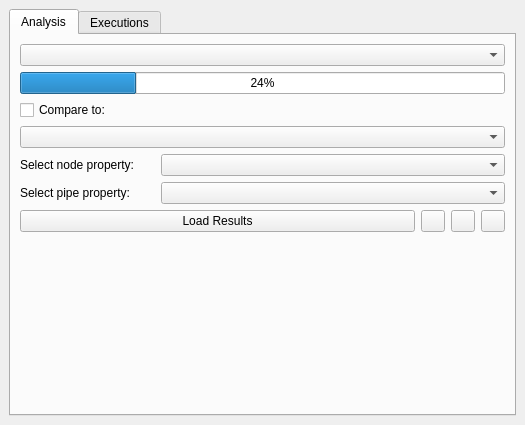
This is ui/watering_analysis_dialog.ui in Ingeniousware/QGISWaterIng as Qt 5 draws it before an edit. The edited form follows.
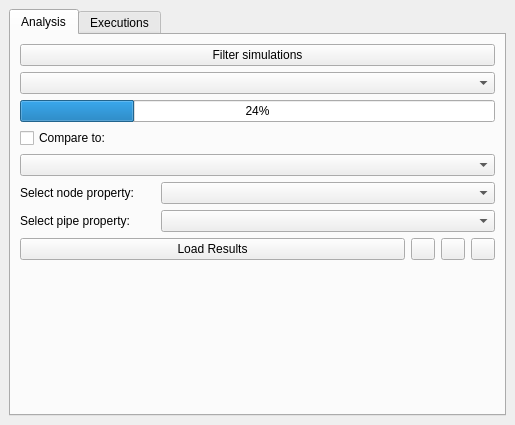
This is the edited form.

What changed in the file:
```diff
--- a/ui/watering_analysis_dialog.ui
+++ b/ui/watering_analysis_dialog.ui
@@ -6,7 +6,7 @@
    <rect>
     <x>0</x>
     <y>0</y>
-    <width>525</width>
+    <width>515</width>
     <height>425</height>
    </rect>
   </property>
@@ -45,6 +45,24 @@
        <layout class="QGridLayout" name="gridLayout_2">
         <item row="0" column="0">
          <layout class="QVBoxLayout" name="verticalLayout">
+          <item>
+           <layout class="QVBoxLayout" name="verticalLayout_2">
+            <property name="spacing">
+             <number>7</number>
+            </property>
+            <item>
+             <layout class="QHBoxLayout" name="horizontalLayout_5" stretch="0">
+              <item>
+               <widget class="QPushButton" name="filterPushButton">
+                <property name="text">
+                 <string>Filter simulations</string>
+                </property>
+               </widget>
+              </item>
+             </layout>
+            </item>
+           </layout>
+          </item>
           <item>
            <widget class="QComboBox" name="analysis_box"/>
           </item>
```
